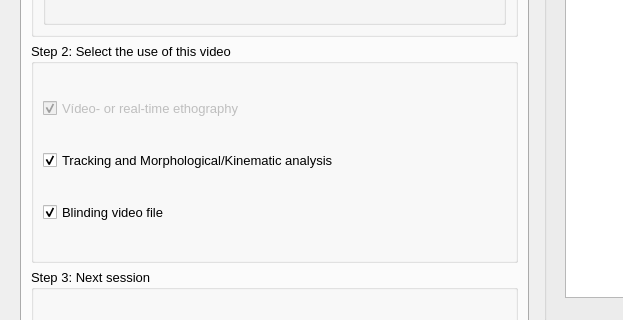
Old version of the form src/telacadastrofilme.ui in the repository EthoWatcher/ethowatcher; both pictures show x 0 to 623 and y 346 to 666 of the 1090 by 867 pixel window.
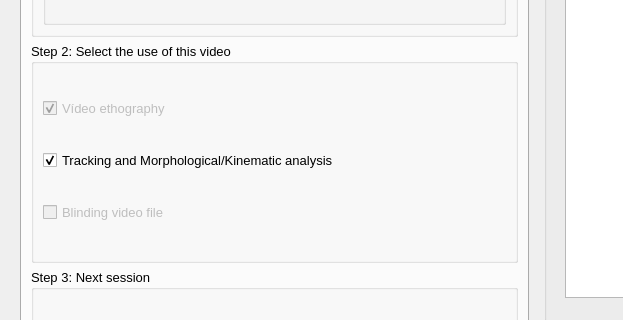
New version of the form. The open tabs and pages were chosen to show the change. Icons and pictures are not drawn.

Commit message: adicionando a logica dos tutores na interface gráfica

The edit to the form file:
```diff
--- a/src/telacadastrofilme.ui
+++ b/src/telacadastrofilme.ui
@@ -246,7 +246,7 @@
                 <bool>false</bool>
                </property>
                <property name="text">
-                <string>Vídeo- or real-time ethography</string>
+                <string>Vídeo ethography</string>
                </property>
                <property name="checked">
                 <bool>true</bool>
@@ -268,6 +268,9 @@
              </item>
              <item row="2" column="0">
               <widget class="QCheckBox" name="cbBlinding">
+               <property name="enabled">
+                <bool>false</bool>
+               </property>
                <property name="text">
                 <string>Blinding video file</string>
                </property>
@@ -275,7 +278,7 @@
                 <bool>true</bool>
                </property>
                <property name="checked">
-                <bool>true</bool>
+                <bool>false</bool>
                </property>
               </widget>
              </item>
```
Left out of the diff: 9 changed lines with no effect on the pictures. The commit also changes 2 other files.
